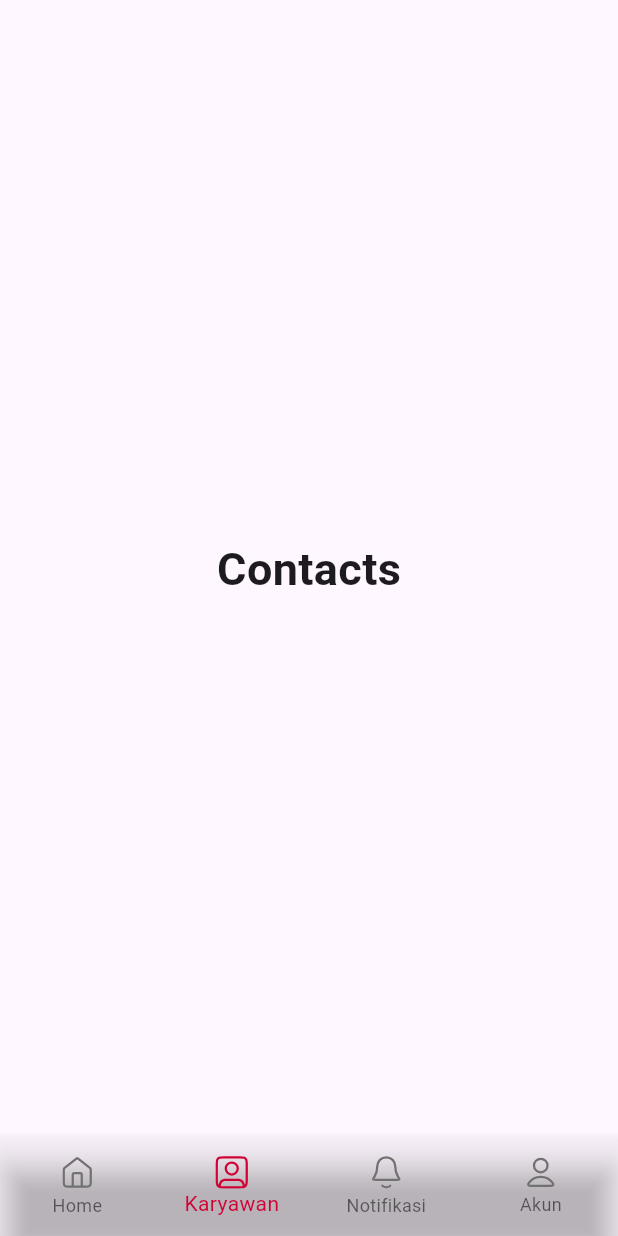
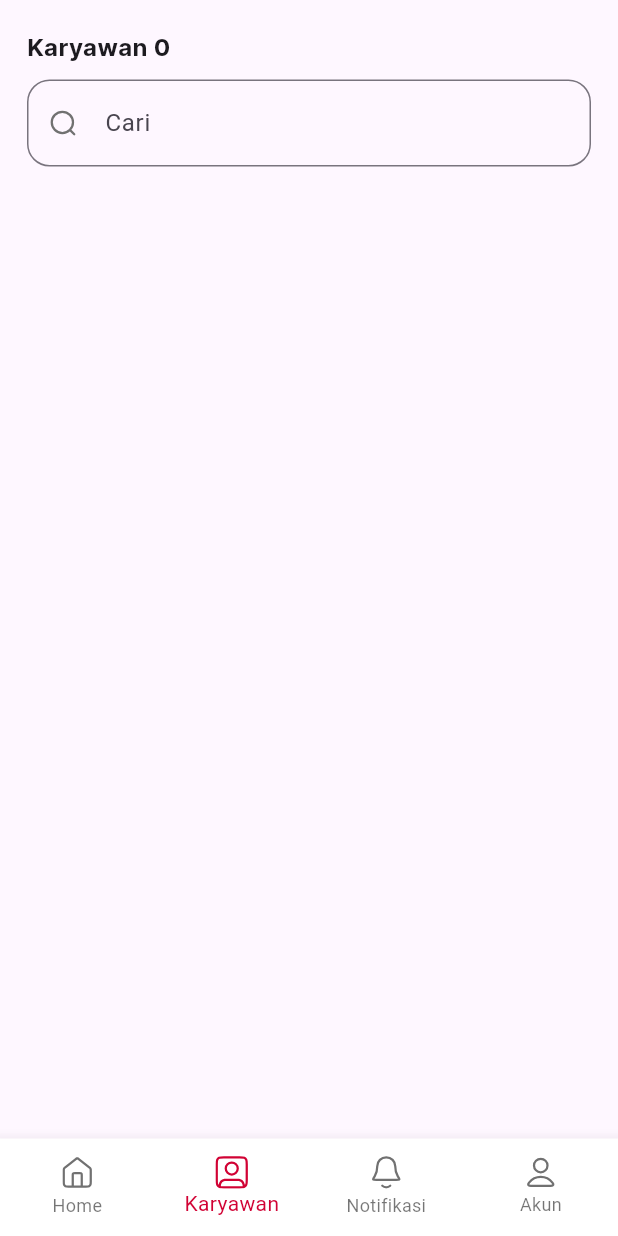
Before and after one commit to putrabudiantos/zainzo-people, a Flutter app: the NavMainPage screen opened directly, item 2 of the bottom bar chosen, on a phone screen of 412 x 824 dp. Run offline on Flutter 3.47's test engine with Material 2 defaults, Android fonts, the light colour scheme and no system bars; our stand-ins replace flutter_svg, geocoding, geolocator, google_maps_flutter, image_picker, intro_slider; missing offline and left inert: animated_snack_bar; network calls fail; project files that could hold a hidden picture were left out.

Commit message:
menambah fitur search dan update lupa password

```diff
--- a/lib/src/components/button.dart
+++ b/lib/src/components/button.dart
@@ -1,7 +1,6 @@
 import 'package:flutter/material.dart';
 import 'package:zainozoho/src/components/textstyle/title.dart';
 import 'package:zainozoho/src/theme/color.dart'; //import kelas color
-// import 'package:rounded_loading_button/rounded_loading_button.dart';
 
 class KButton {
   final styletext = KTextStyle();
--- /dev/null
+++ b/lib/src/data/dataperusahaan/databasekaryawan.dart
@@ -0,0 +1,3 @@
+class DatabaseKaryawan {
+  DatabaseKaryawan({String? nama, String? jabatan, String? nomor});
+}
--- /dev/null
+++ b/lib/src/karyawan/karyawan.dart
@@ -0,0 +1,52 @@
+import 'package:flutter/material.dart';
+import 'package:flutter_svg/flutter_svg.dart';
+import 'package:zainozoho/src/components/appbar.dart';
+import 'package:zainozoho/src/data/dataperusahaan/databasekaryawan.dart';
+
+class Karyawan extends StatefulWidget {
+  const Karyawan({super.key});
+
+  @override
+  State<Karyawan> createState() => _KaryawanState();
+}
+
+class _KaryawanState extends State<Karyawan> {
+  int jumlahkaryawan = 0;
+  final searchcontroller = TextEditingController();
+  final appbar = KAppBar();
+
+  void updateList(String value) {}
+  @override
+  Widget build(BuildContext context) {
+    return SafeArea(
+      child: ListView(
+        padding: const EdgeInsets.only(left: 18, top: 20, right: 18),
+        children: [
+          //Jumlah karyawan
+          Text(
+            "Karyawan $jumlahkaryawan",
+            style: const TextStyle(
+                fontFamily: "Inter", fontSize: 16, fontWeight: FontWeight.bold),
+          ),
+
+          const SizedBox(height: 10),
+
+          //Search Bar
+          TextField(
+            decoration: InputDecoration(
+              contentPadding: const EdgeInsets.all(17),
+              border: OutlineInputBorder(
+                  borderRadius: BorderRadius.circular(15),
+                  borderSide: const BorderSide(color: Colors.black12)),
+              hintText: "Cari",
+              prefixIcon: SvgPicture.asset(
+                'assets/icons/search.svg',
+                fit: BoxFit.scaleDown,
+              ),
+            ),
+          ),
+        ],
+      ),
+    );
+  }
+}
--- a/lib/src/login/lupasandi/lupasandi.dart
+++ b/lib/src/login/lupasandi/lupasandi.dart
@@ -1,5 +1,5 @@
 import 'dart:async';
-
+import 'dart:io';
 import 'package:flutter/material.dart';
 import 'package:zainozoho/src/components/button.dart';
 import 'package:zainozoho/src/components/inputtext.dart';
@@ -86,6 +86,7 @@ class _LupaSandiState extends State<LupaSandi> {
                           builder: (context) => const LoginPage()));
                 });
               }
+
               // print(emailcontroller.text);
             },
           ),
--- a/lib/src/mainpage/mainpage.dart
+++ b/lib/src/mainpage/mainpage.dart
@@ -2,7 +2,8 @@ import 'package:flutter/material.dart';
 import '../home/home.dart';
 import '../theme/color.dart'; //import kelas color
 import 'package:flutter_svg/flutter_svg.dart'; //import kelas svg untuk icon navigasi bar
-import 'package:zainozoho/src/profil/akun.dart';
+import 'package:zainozoho/src/profil/akun.dart'; //import kelas tab akun
+import 'package:zainozoho/src/karyawan/karyawan.dart'; //import kelas untuk tab karyawan
 
 class NavMainPage extends StatefulWidget {
   const NavMainPage({super.key});
@@ -28,10 +29,7 @@ class _NavMainPageState extends State<NavMainPage> {
     Home(),
 
     //fungsi window jadwal
-    Text(
-      'Contacts',
-      style: optionStyle,
-    ),
+    Karyawan(),
 
     Text("Notifications"),
 
@@ -58,6 +56,7 @@ class _NavMainPageState extends State<NavMainPage> {
       bottomNavigationBar: SizedBox(
         height: 65,
         child: BottomNavigationBar(
+          backgroundColor: Colors.white,
           type: BottomNavigationBarType.fixed,
           items: <BottomNavigationBarItem>[
             BottomNavigationBarItem(
--- a/pubspec.yaml
+++ b/pubspec.yaml
@@ -49,6 +49,8 @@ dependencies:
   flutter_custom_dialog: ^1.2.0
   flutter_local_notifications: ^13.0.0
   animated_snack_bar: ^0.3.0
+  anim_search_bar: ^2.0.3
+  outline_search_bar: ^2.3.0
 
 
   # The following adds the Cupertino Icons font to your application.
```
Also changed, not shown: lib/src/components/searchbar/animationsearch.dart (added, +364 -0 lines), lib/src/components/searchbar/searchcontainer.dart (added, +48 -0 lines), assets/icons/search.svg (added), pubspec.lock.
